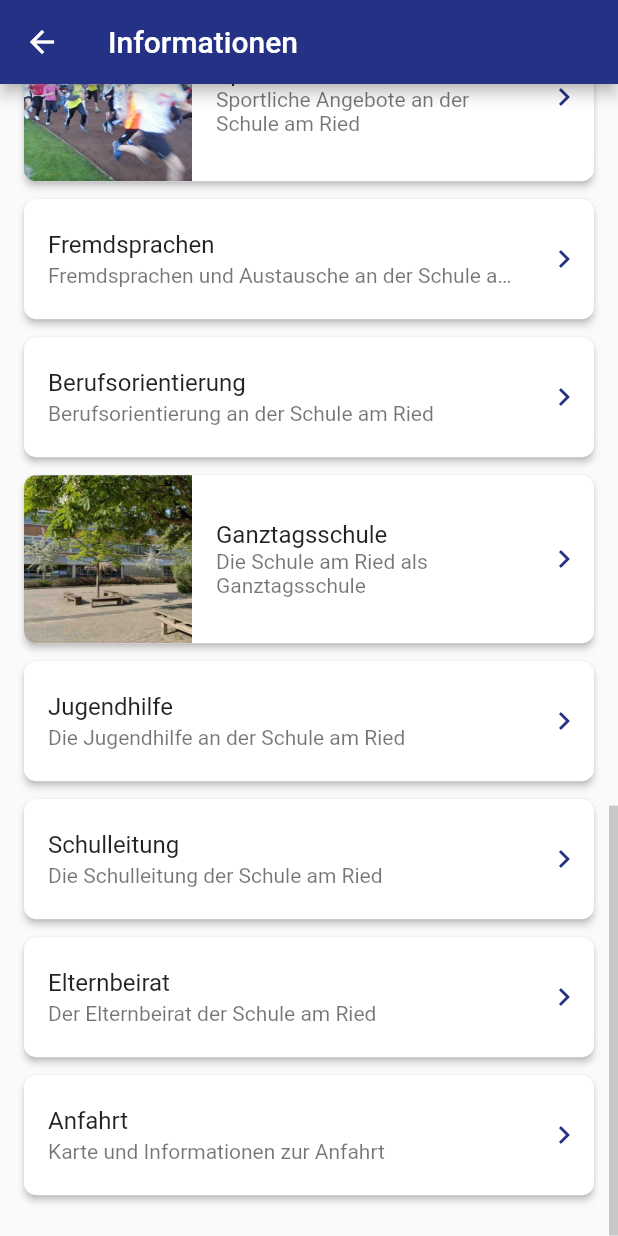
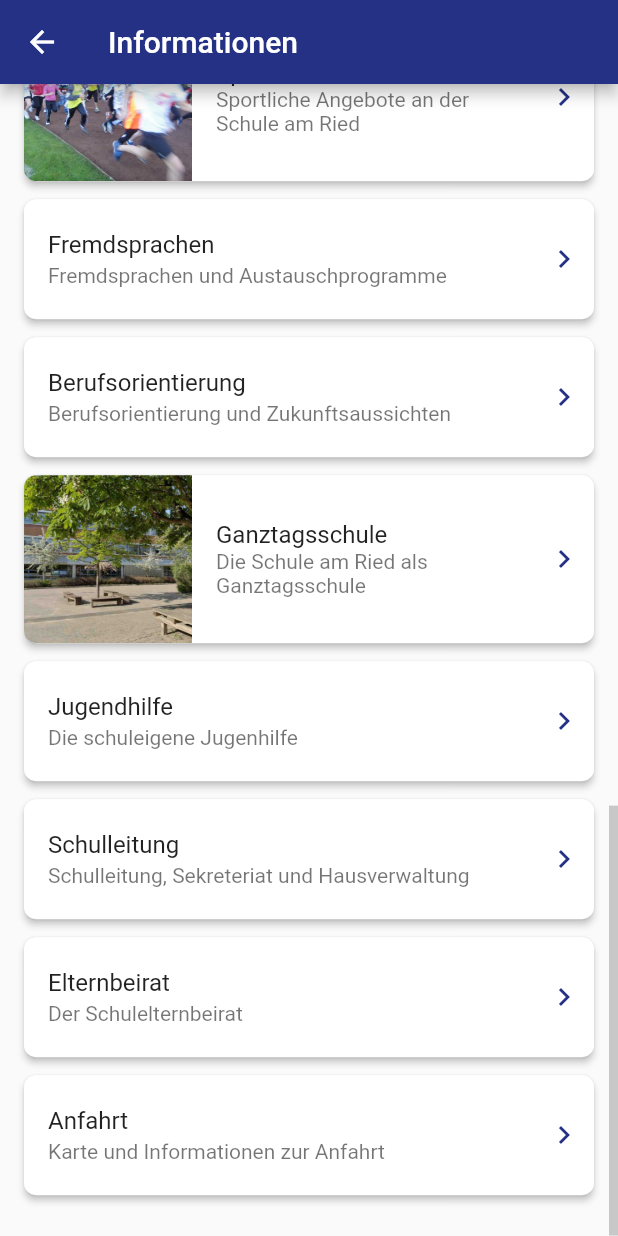
Before and after one commit to k0ncode/sar, a Flutter app: the Informationen screen opened directly, scrolled down 1289 dp, on a phone screen of 412 x 824 dp. Run offline on Flutter 3.47's test engine with Material 2 defaults, Android fonts, the phone set to English and light mode, and no system bars; our stand-ins replace cached_network_image, flutter_markdown, package_info; network calls fail.

Commit message:
updated subtitles

```diff
--- a/lib/pages/informationen.dart
+++ b/lib/pages/informationen.dart
@@ -24,7 +24,7 @@ class Informationen extends StatelessWidget {
                   mainAxisSize: MainAxisSize.min,
                   children: [
                     SizedBox(height: 4),
-                    ListTile(title: Text("SaR im Video"), subtitle: Text("Wir stellen uns vor")),
+                    ListTile(title: Text("Die Schule am Ried im Video"), subtitle: Text("Wir stellen uns vor")),
                     Video("https://youtu.be/ANRX-aR9IM0"),
                   ],
                 ),
@@ -63,7 +63,7 @@ class Informationen extends StatelessWidget {
             ),
             InformationCard(
               title: "Schwerpunktgruppen",
-              text: "Schwerpunktgruppen an der Schule am Ried",
+              text: "Informationen zu den Schwerpunktgruppen",
               textFile: "7_schwerpunktgruppen.txt",
             ),
             InformationCard(
@@ -86,12 +86,12 @@ class Informationen extends StatelessWidget {
             ),
             InformationCard(
               title: "Fremdsprachen",
-              text: "Fremdsprachen und Austausche an der Schule am Ried",
+              text: "Fremdsprachen und Austauschprogramme",
               textFile: "11_fremdsprachen.txt",
             ),
             InformationCard(
               title: "Berufsorientierung",
-              text: "Berufsorientierung an der Schule am Ried",
+              text: "Berufsorientierung und Zukunftsaussichten",
               textFile: "12_berufsorientierung.txt",
             ),
             InformationCard(
@@ -102,17 +102,17 @@ class Informationen extends StatelessWidget {
             ),
             InformationCard(
               title: "Jugendhilfe",
-              text: "Die Jugendhilfe an der Schule am Ried",
+              text: "Die schuleigene Jugenhilfe",
               textFile: "14_jugendhilfe.txt",
             ),
             InformationCard(
               title: "Schulleitung",
-              text: "Die Schulleitung der Schule am Ried",
+              text: "Schulleitung, Sekreteriat und Hausverwaltung",
               textFile: "15_schulleitung.txt",
             ),
             InformationCard(
               title: "Elternbeirat",
-              text: "Der Elternbeirat der Schule am Ried",
+              text: "Der Schulelternbeirat",
               textFile: "16_elternbeirat.txt",
             ),
             InformationCard(
```
